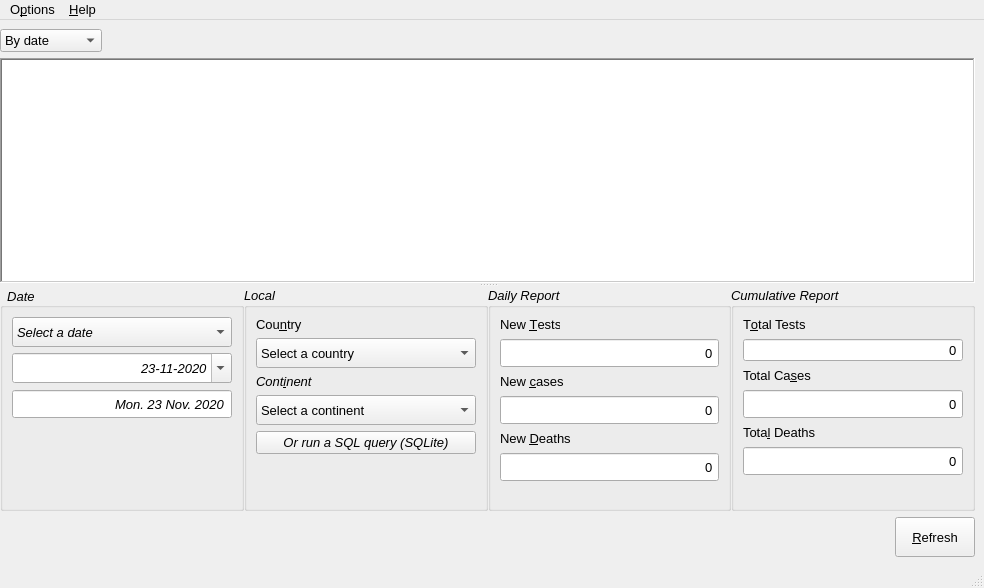
Old version of the form src/mainwindow.ui in the repository faouziMohamed/covid-data.
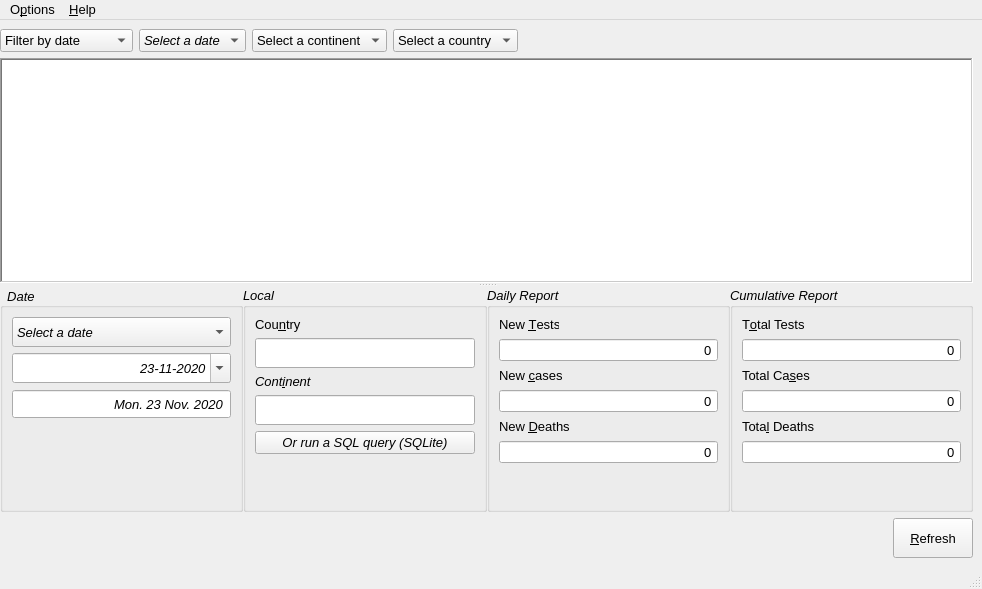
New version of the form.

Commit message: Fix of some small things about view widget design

```diff
--- a/src/mainwindow.ui
+++ b/src/mainwindow.ui
@@ -10,8 +10,8 @@
    <rect>
     <x>0</x>
     <y>0</y>
-    <width>984</width>
-    <height>588</height>
+    <width>982</width>
+    <height>589</height>
    </rect>
   </property>
   <property name="minimumSize">
@@ -79,17 +79,152 @@
         </property>
         <item>
          <property name="text">
-          <string>By date</string>
+          <string>Filter by date</string>
          </property>
         </item>
         <item>
          <property name="text">
-          <string>By continent</string>
+          <string>Filter by continent</string>
          </property>
         </item>
         <item>
          <property name="text">
-          <string>By country</string>
+          <string>Filter by country</string>
+         </property>
+        </item>
+       </widget>
+      </item>
+      <item>
+       <widget class="QComboBox" name="date_box">
+        <property name="minimumSize">
+         <size>
+          <width>0</width>
+          <height>0</height>
+         </size>
+        </property>
+        <property name="maximumSize">
+         <size>
+          <width>16777215</width>
+          <height>16777215</height>
+         </size>
+        </property>
+        <property name="font">
+         <font>
+          <pointsize>10</pointsize>
+          <weight>50</weight>
+          <italic>true</italic>
+          <bold>false</bold>
+          <underline>false</underline>
+         </font>
+        </property>
+        <property name="sizeAdjustPolicy">
+         <enum>QComboBox::AdjustToContents</enum>
+        </property>
+        <item>
+         <property name="text">
+          <string>Select a date</string>
+         </property>
+        </item>
+        <item>
+         <property name="text">
+          <string>Today</string>
+         </property>
+        </item>
+        <item>
+         <property name="text">
+          <string>Yesterday</string>
+         </property>
+        </item>
+        <item>
+         <property name="text">
+          <string>An other day</string>
+         </property>
+        </item>
+       </widget>
+      </item>
+      <item>
+       <widget class="QComboBox" name="continent_box">
+        <property name="minimumSize">
+         <size>
+          <width>0</width>
+          <height>0</height>
+         </size>
+        </property>
+        <property name="font">
+         <font>
+          <italic>false</italic>
+          <underline>false</underline>
+         </font>
+        </property>
+        <property name="currentIndex">
+         <number>0</number>
+        </property>
+        <property name="sizeAdjustPolicy">
+         <enum>QComboBox::AdjustToContents</enum>
+        </property>
+        <item>
+         <property name="text">
+          <string>Select a continent</string>
+         </property>
+        </item>
+       </widget>
+      </item>
+      <item>
+       <widget class="QComboBox" name="country_box">
+        <property name="sizePolicy">
+         <sizepolicy hsizetype="Preferred" vsizetype="Fixed">
+          <horstretch>0</horstretch>
+          <verstretch>0</verstretch>
+         </sizepolicy>
+        </property>
+        <property name="minimumSize">
+         <size>
+          <width>0</width>
+          <height>0</height>
+         </size>
+        </property>
+        <property name="maximumSize">
+         <size>
+          <width>16777215</width>
+          <height>16777215</height>
+         </size>
+        </property>
+        <property name="font">
+         <font>
+          <pointsize>10</pointsize>
+          <weight>50</weight>
+          <italic>false</italic>
+          <bold>false</bold>
+          <underline>false</underline>
+         </font>
+        </property>
+        <property name="toolTip">
+         <string>Select a country to show details</string>
+        </property>
+        <property name="styleSheet">
+         <string notr="true"/>
+        </property>
+        <property name="currentText">
+         <string>Select a country</string>
+        </property>
+        <property name="currentIndex">
+         <number>0</number>
+        </property>
+        <property name="maxCount">
+         <number>99999</number>
+        </property>
+        <property name="insertPolicy">
+         <enum>QComboBox::NoInsert</enum>
+        </property>
+        <property name="sizeAdjustPolicy">
+         <enum>QComboBox::AdjustToContents</enum>
+        </property>
+        <property name="frame">
+         <bool>true</bool>
+        </property>
+        <item>
+         <property name="text">
+          <string>Select a country</string>
          </property>
         </item>
        </widget>
@@ -187,12 +322,54 @@
            <bool>false</bool>
           </property>
           <layout class="QFormLayout" name="formLayout_4">
-           <property name="fieldGrowthPolicy">
-            <enum>QFormLayout::ExpandingFieldsGrow</enum>
-           </property>
-           <property name="rowWrapPolicy">
-            <enum>QFormLayout::DontWrapRows</enum>
-           </property>
+           <item row="0" column="0" colspan="2">
+            <widget class="QComboBox" name="date_box_2">
+             <property name="minimumSize">
+              <size>
+               <width>0</width>
+               <height>30</height>
+              </size>
+             </property>
+             <property name="maximumSize">
+              <size>
+               <width>16777215</width>
+               <height>16777215</height>
+              </size>
+             </property>
+             <property name="font">
+              <font>
+               <pointsize>10</pointsize>
+               <weight>50</weight>
+               <italic>true</italic>
+               <bold>false</bold>
+               <underline>false</underline>
+              </font>
+             </property>
+             <property name="sizeAdjustPolicy">
+              <enum>QComboBox::AdjustToContents</enum>
+             </property>
+             <item>
+              <property name="text">
+               <string>Select a date</string>
+              </property>
+             </item>
+             <item>
+              <property name="text">
+               <string>Today</string>
+              </property>
+             </item>
+             <item>
+              <property name="text">
+               <string>Yesterday</string>
+              </property>
+             </item>
+             <item>
+              <property name="text">
+               <string>An other day</string>
+              </property>
+             </item>
+            </widget>
+           </item>
            <item row="1" column="0" colspan="2">
             <widget class="QDateEdit" name="dateEdit">
              <property name="enabled">
@@ -200,7 +377,7 @@
              </property>
              <property name="minimumSize">
               <size>
-               <width>0</width>
+               <width>170</width>
                <height>30</height>
               </size>
              </property>
@@ -300,54 +477,6 @@
              </property>
             </widget>
            </item>
-           <item row="0" column="0" colspan="2">
-            <widget class="QComboBox" name="date_box">
-             <property name="minimumSize">
-              <size>
-               <width>0</width>
-               <height>30</height>
-              </size>
-             </property>
-             <property name="maximumSize">
-              <size>
-               <width>16777215</width>
-               <height>16777215</height>
-              </size>
-             </property>
-             <property name="font">
-              <font>
-               <pointsize>10</pointsize>
-               <weight>50</weight>
-               <italic>true</italic>
-               <bold>false</bold>
-               <underline>false</underline>
-              </font>
-             </property>
-             <property name="sizeAdjustPolicy">
-              <enum>QComboBox::AdjustToContents</enum>
-             </property>
-             <item>
-              <property name="text">
-               <string>Select a date</string>
-              </property>
-             </item>
-             <item>
-              <property name="text">
-               <string>Today</string>
-              </property>
-             </item>
-             <item>
-              <property name="text">
-               <string>Yesterday</string>
-              </property>
-             </item>
-             <item>
-              <property name="text">
-               <string>An other day</string>
-              </property>
-             </item>
-            </widget>
-           </item>
            <item row="2" column="0" colspan="2">
             <widget class="QDateEdit" name="dateEdit_text">
              <property name="enabled">
@@ -355,7 +484,7 @@
              </property>
              <property name="minimumSize">
               <size>
-               <width>0</width>
+               <width>170</width>
                <height>30</height>
               </size>
              </property>
@@ -424,7 +553,7 @@
         <item>
          <widget class="QGroupBox" name="queryBox">
           <property name="sizePolicy">
-           <sizepolicy hsizetype="Preferred" vsizetype="Preferred">
+           <sizepolicy hsizetype="Fixed" vsizetype="Preferred">
             <horstretch>0</horstretch>
             <verstretch>0</verstretch>
            </sizepolicy>
@@ -469,7 +598,7 @@
               <string>Cou&amp;ntry</string>
              </property>
              <property name="buddy">
-              <cstring>country_box</cstring>
+              <cstring>country_edit</cstring>
              </property>
             </widget>
            </item>
@@ -479,94 +608,36 @@
               <string>Cont&amp;inent</string>
              </property>
              <property name="buddy">
-              <cstring>continent_box</cstring>
+              <cstring>continent_edit</cstring>
              </property>
             </widget>
            </item>
            <item row="1" column="0" colspan="2">
-            <widget class="QComboBox" name="country_box">
-             <property name="sizePolicy">
-              <sizepolicy hsizetype="Preferred" vsizetype="Fixed">
-               <horstretch>0</horstretch>
-               <verstretch>0</verstretch>
-              </sizepolicy>
-             </property>
+            <widget class="QLineEdit" name="country_edit">
              <property name="minimumSize">
               <size>
-               <width>0</width>
+               <width>170</width>
                <height>30</height>
               </size>
              </property>
-             <property name="maximumSize">
-              <size>
-               <width>16777215</width>
-               <height>16777215</height>
-              </size>
-             </property>
-             <property name="font">
-              <font>
-               <pointsize>10</pointsize>
-               <weight>50</weight>
-               <italic>false</italic>
-               <bold>false</bold>
-               <underline>false</underline>
-              </font>
-             </property>
-             <property name="toolTip">
-              <string>Select a country to show details</string>
-             </property>
-             <property name="styleSheet">
-              <string notr="true"/>
-             </property>
-             <property name="currentText">
-              <string>Select a country</string>
-             </property>
-             <property name="currentIndex">
-              <number>0</number>
-             </property>
-             <property name="maxCount">
-              <number>99999</number>
-             </property>
-             <property name="insertPolicy">
-              <enum>QComboBox::NoInsert</enum>
-             </property>
-             <property name="sizeAdjustPolicy">
-              <enum>QComboBox::AdjustToMinimumContentsLength</enum>
-             </property>
-             <property name="frame">
+             <property name="readOnly">
               <bool>true</bool>
              </property>
-             <item>
-              <property name="text">
-               <string>Select a country</string>
-              </property>
-             </item>
+             <property name="cursorMoveStyle">
+              <enum>Qt::VisualMoveStyle</enum>
+             </property>
             </widget>
            </item>
            <item row="3" column="0" colspan="2">
             <layout class="QVBoxLayout" name="verticalLayout_2">
              <item>
-              <widget class="QComboBox" name="continent_box">
+              <widget class="QLineEdit" name="continent_edit">
                <property name="minimumSize">
                 <size>
-                 <width>0</width>
+                 <width>170</width>
                  <height>30</height>
                 </size>
                </property>
-               <property name="font">
-                <font>
-                 <italic>false</italic>
-                 <underline>false</underline>
-                </font>
-               </property>
-               <property name="currentIndex">
-                <number>0</number>
-               </property>
-               <item>
-                <property name="text">
-                 <string>Select a continent</string>
-                </property>
-               </item>
               </widget>
              </item>
              <item>
@@ -670,7 +741,7 @@
              <property name="minimumSize">
               <size>
                <width>170</width>
-               <height>30</height>
+               <height>0</height>
               </size>
              </property>
              <property name="maximumSize">
@@ -724,7 +795,7 @@
              <property name="minimumSize">
               <size>
                <width>170</width>
-               <height>30</height>
+               <height>0</height>
               </size>
              </property>
              <property name="maximumSize">
@@ -775,7 +846,7 @@
              <property name="minimumSize">
               <size>
                <width>170</width>
-               <height>30</height>
+               <height>0</height>
               </size>
              </property>
              <property name="maximumSize">
@@ -930,7 +1001,7 @@
              <property name="minimumSize">
               <size>
                <width>170</width>
-               <height>30</height>
+               <height>0</height>
               </size>
              </property>
              <property name="maximumSize">
@@ -991,7 +1062,7 @@
              <property name="minimumSize">
               <size>
                <width>170</width>
-               <height>30</height>
+               <height>0</height>
               </size>
              </property>
              <property name="maximumSize">
@@ -1081,7 +1152,7 @@
     <rect>
      <x>0</x>
      <y>0</y>
-     <width>984</width>
+     <width>982</width>
      <height>22</height>
     </rect>
    </property>
```
The commit also changes 1 other file.
